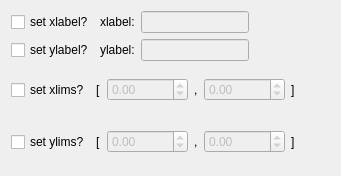
gdietz/OpenMEE, file scatterplot_page.ui: the form before one commit.
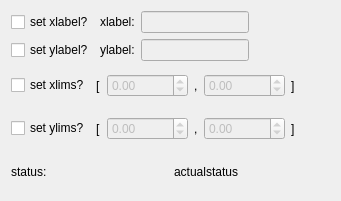
The form after the commit.

The edit to the form file:
```diff
--- a/scatterplot_page.ui
+++ b/scatterplot_page.ui
@@ -7,7 +7,7 @@
     <x>0</x>
     <y>0</y>
     <width>341</width>
-    <height>176</height>
+    <height>201</height>
    </rect>
   </property>
   <property name="windowTitle">
@@ -270,6 +270,24 @@
      </item>
     </layout>
    </item>
+   <item>
+    <layout class="QHBoxLayout" name="horizontalLayout_10">
+     <item>
+      <widget class="QLabel" name="label25">
+       <property name="text">
+        <string>status: </string>
+       </property>
+      </widget>
+     </item>
+     <item>
+      <widget class="QLabel" name="status_lbl">
+       <property name="text">
+        <string>actualstatus</string>
+       </property>
+      </widget>
+     </item>
+    </layout>
+   </item>
   </layout>
  </widget>
  <resources/>
```
